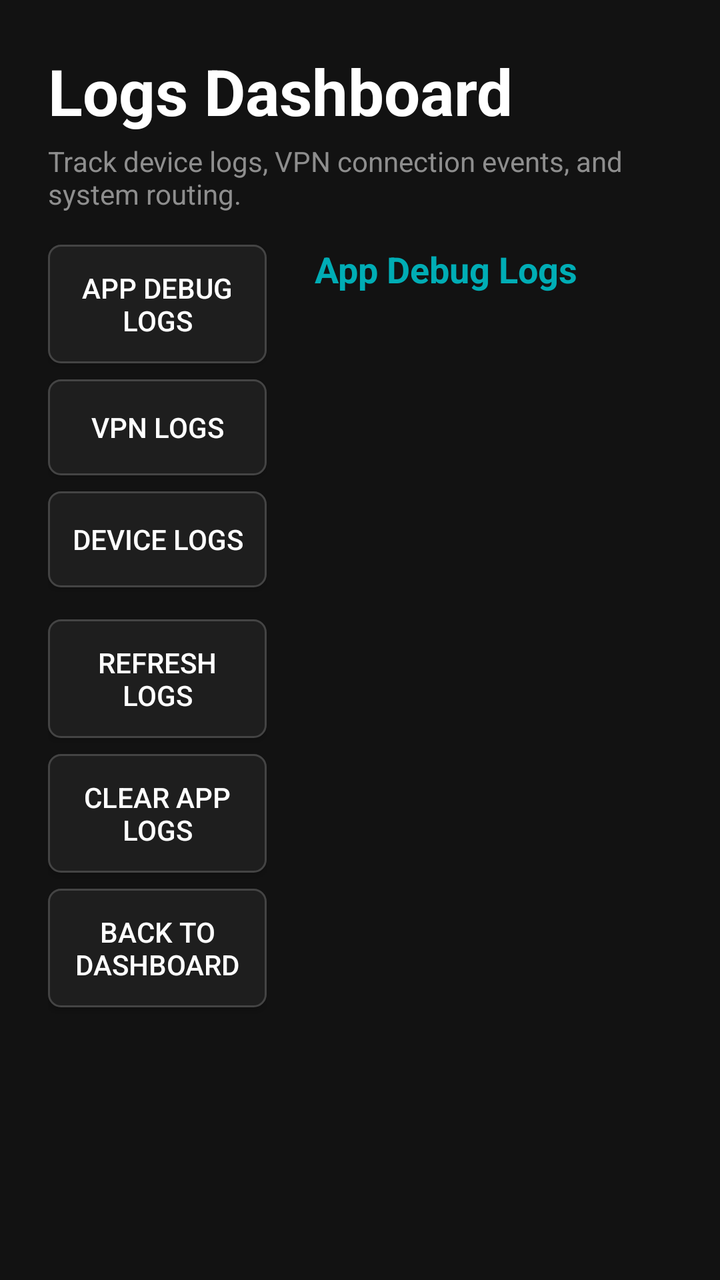
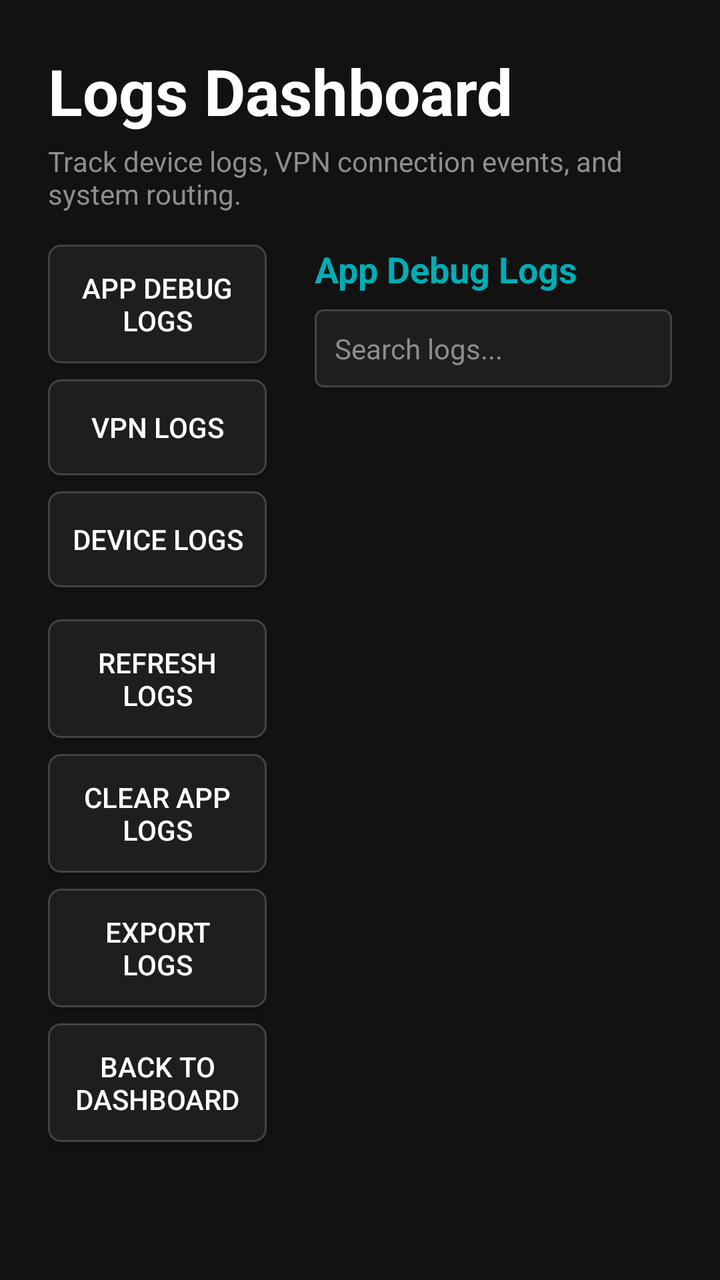

Screens rendered from an Android XML layout before and after an edit, with the pre-edit source and the edit as a unified diff.
<!-- AndroidManifest.xml: activity theme Theme.TunnelGuard -->
<!-- res/layout/activity_logs_dashboard.xml -->
<?xml version="1.0" encoding="utf-8"?>
<androidx.constraintlayout.widget.ConstraintLayout xmlns:android="http://schemas.android.com/apk/res/android"
    xmlns:app="http://schemas.android.com/apk/res-auto"
    xmlns:tools="http://tools.android.com/tools"
    android:layout_width="match_parent"
    android:layout_height="match_parent"
    android:background="@color/background_dark"
    android:padding="24dp">

    
    <TextView
        android:id="@+id/tv_logs_header"
        android:layout_width="wrap_content"
        android:layout_height="wrap_content"
        android:text="Logs Dashboard"
        android:textColor="@color/text_primary"
        android:textSize="32sp"
        android:textStyle="bold"
        app:layout_constraintStart_toStartOf="parent"
        app:layout_constraintTop_toTopOf="parent" />

    
    <TextView
        android:id="@+id/tv_logs_subtitle"
        android:layout_width="wrap_content"
        android:layout_height="wrap_content"
        android:layout_marginTop="4dp"
        android:text="Track device logs, VPN connection events, and system routing."
        android:textColor="@color/text_secondary"
        android:textSize="14sp"
        app:layout_constraintStart_toStartOf="parent"
        app:layout_constraintTop_toBottomOf="@id/tv_logs_header" />

    
    <ScrollView
        android:id="@+id/left_scroll"
        android:layout_width="0dp"
        android:layout_height="0dp"
        android:layout_marginTop="16dp"
        android:focusable="false"
        android:scrollbars="none"
        app:layout_constraintBottom_toBottomOf="parent"
        app:layout_constraintEnd_toStartOf="@+id/guideline_logs"
        app:layout_constraintStart_toStartOf="parent"
        app:layout_constraintTop_toBottomOf="@+id/tv_logs_subtitle">

        <LinearLayout
            android:layout_width="match_parent"
            android:layout_height="wrap_content"
            android:orientation="vertical">

            <Button
                android:id="@+id/btn_tab_app_logs"
                android:layout_width="match_parent"
                android:layout_height="wrap_content"
                android:background="@drawable/tv_button_selector"
                android:focusable="true"
                android:nextFocusDown="@+id/btn_tab_vpn_logs"
                android:nextFocusRight="@+id/rv_logs_list"
                android:padding="12dp"
                android:text="App Debug Logs"
                android:textColor="@color/text_primary"
                android:layout_marginBottom="8dp" />

            <Button
                android:id="@+id/btn_tab_vpn_logs"
                android:layout_width="match_parent"
                android:layout_height="wrap_content"
                android:background="@drawable/tv_button_selector"
                android:focusable="true"
                android:nextFocusUp="@+id/btn_tab_app_logs"
                android:nextFocusDown="@+id/btn_tab_device_logs"
                android:nextFocusRight="@+id/rv_logs_list"
                android:padding="12dp"
                android:text="VPN Logs"
                android:textColor="@color/text_primary"
                android:layout_marginBottom="8dp" />

            <Button
                android:id="@+id/btn_tab_device_logs"
                android:layout_width="match_parent"
                android:layout_height="wrap_content"
                android:background="@drawable/tv_button_selector"
                android:focusable="true"
                android:nextFocusUp="@+id/btn_tab_vpn_logs"
                android:nextFocusDown="@+id/btn_refresh"
                android:nextFocusRight="@+id/rv_logs_list"
                android:padding="12dp"
                android:text="Device Logs"
                android:textColor="@color/text_primary"
                android:layout_marginBottom="16dp" />

            <Button
                android:id="@+id/btn_refresh"
                android:layout_width="match_parent"
                android:layout_height="wrap_content"
                android:background="@drawable/tv_button_selector"
                android:focusable="true"
                android:nextFocusUp="@+id/btn_tab_device_logs"
                android:nextFocusDown="@+id/btn_clear_app_logs"
                android:nextFocusRight="@+id/rv_logs_list"
                android:padding="12dp"
                android:text="Refresh Logs"
                android:textColor="@color/text_primary"
                android:layout_marginBottom="8dp" />

            <Button
                android:id="@+id/btn_clear_app_logs"
                android:layout_width="match_parent"
                android:layout_height="wrap_content"
                android:background="@drawable/tv_button_selector"
                android:focusable="true"
                android:nextFocusUp="@+id/btn_refresh"
                android:nextFocusDown="@+id/btn_back"
                android:nextFocusRight="@+id/rv_logs_list"
                android:padding="12dp"
                android:text="Clear App Logs"
                android:textColor="@color/text_primary"
                android:layout_marginBottom="8dp" />

            <Button
                android:id="@+id/btn_back"
                android:layout_width="match_parent"
                android:layout_height="wrap_content"
                android:background="@drawable/tv_button_selector"
                android:focusable="true"
                android:nextFocusUp="@+id/btn_clear_app_logs"
                android:nextFocusRight="@+id/rv_logs_list"
                android:padding="12dp"
                android:text="Back to Dashboard"
                android:textColor="@color/text_primary"
                android:layout_marginBottom="16dp" />

        </LinearLayout>
    </ScrollView>

    
    <androidx.constraintlayout.widget.Guideline
        android:id="@+id/guideline_logs"
        android:layout_width="wrap_content"
        android:layout_height="wrap_content"
        android:orientation="vertical"
        app:layout_constraintGuide_percent="0.35" />

    
    <LinearLayout
        android:id="@+id/right_container"
        android:layout_width="0dp"
        android:layout_height="0dp"
        android:layout_marginStart="24dp"
        android:layout_marginTop="16dp"
        android:orientation="vertical"
        app:layout_constraintBottom_toBottomOf="parent"
        app:layout_constraintEnd_toEndOf="parent"
        app:layout_constraintStart_toEndOf="@+id/guideline_logs"
        app:layout_constraintTop_toBottomOf="@+id/tv_logs_subtitle">

        <TextView
            android:id="@+id/tv_active_tab_title"
            android:layout_width="wrap_content"
            android:layout_height="wrap_content"
            android:text="App Debug Logs"
            android:textColor="@color/focus_highlight"
            android:textSize="18sp"
            android:textStyle="bold" />

        <androidx.recyclerview.widget.RecyclerView
            android:id="@+id/rv_logs_list"
            android:layout_width="match_parent"
            android:layout_height="match_parent"
            android:layout_marginTop="12dp"
            android:focusable="true"
            android:nextFocusLeft="@+id/btn_tab_app_logs"
            tools:listitem="@layout/item_log" />

    </LinearLayout>

</androidx.constraintlayout.widget.ConstraintLayout>
<!-- res/layout/item_log.xml (included above) -->
<?xml version="1.0" encoding="utf-8"?>
<TextView xmlns:android="http://schemas.android.com/apk/res/android"
    android:id="@+id/tv_log_item"
    android:layout_width="match_parent"
    android:layout_height="wrap_content"
    android:padding="6dp"
    android:textColor="#DCDCDC"
    android:textSize="12sp"
    android:fontFamily="monospace"
    android:text="[2024-03-01 12:00:00] Service started." />
<!-- resources referenced by this layout -->
<resources>
  <color name="background_dark">#121212</color>
  <color name="focus_highlight">#00ADB5</color>
  <color name="text_primary">#FFFFFF</color>
  <color name="text_secondary">#8E8E8E</color>
  <!-- drawable tv_button_selector (drawable) -->
  <?xml version="1.0" encoding="utf-8"?>
  <selector xmlns:android="http://schemas.android.com/apk/res/android">
      
      <item android:state_pressed="true">
          <shape android:shape="rectangle">
              <solid android:color="@color/colorAccent" />
              <corners android:radius="6dp" />
          </shape>
      </item>
  
      
      <item android:state_focused="true">
          <shape android:shape="rectangle">
              <solid android:color="@color/focus_highlight" />
              <corners android:radius="6dp" />
              <stroke android:width="2dp" android:color="#FFFFFF" />
          </shape>
      </item>
  
      
      <item>
          <shape android:shape="rectangle">
              <solid android:color="@color/surface_dark" />
              <corners android:radius="6dp" />
              <stroke android:width="1dp" android:color="#444444" />
          </shape>
      </item>
  </selector>
  <style name="Theme.TunnelGuard" parent="Theme.AppCompat.NoActionBar">
          
          <item name="colorPrimary">@color/colorPrimary</item>
          <item name="colorPrimaryDark">@color/colorPrimaryDark</item>
          <item name="colorAccent">@color/colorAccent</item>
          <item name="android:windowBackground">@color/background_dark</item>
      </style>
  <color name="colorAccent">#E94560</color>
  <color name="surface_dark">#1E1E1E</color>
  <color name="colorPrimary">#1A1A2E</color>
  <color name="colorPrimaryDark">#16213E</color>
</resources>

<!-- the commit's change to res/layout/activity_logs_dashboard.xml (unified diff, before → after) -->
@@ -60,6 +60,7 @@
                 android:padding="12dp"
                 android:text="App Debug Logs"
                 android:textColor="@color/text_primary"
+                android:contentDescription="Tab for App Debug Logs"
                 android:layout_marginBottom="8dp" />
 
             <Button
@@ -74,6 +75,7 @@
                 android:padding="12dp"
                 android:text="VPN Logs"
                 android:textColor="@color/text_primary"
+                android:contentDescription="Tab for VPN Logs"
                 android:layout_marginBottom="8dp" />
 
             <Button
@@ -88,6 +90,7 @@
                 android:padding="12dp"
                 android:text="Device Logs"
                 android:textColor="@color/text_primary"
+                android:contentDescription="Tab for Device Logs"
                 android:layout_marginBottom="16dp" />
 
             <Button
@@ -102,6 +105,7 @@
                 android:padding="12dp"
                 android:text="Refresh Logs"
                 android:textColor="@color/text_primary"
+                android:contentDescription="Refresh logs button"
                 android:layout_marginBottom="8dp" />
 
             <Button
@@ -111,11 +115,27 @@
                 android:background="@drawable/tv_button_selector"
                 android:focusable="true"
                 android:nextFocusUp="@+id/btn_refresh"
+                android:nextFocusDown="@+id/btn_export_logs"
+                android:nextFocusRight="@+id/rv_logs_list"
+                android:padding="12dp"
+                android:text="Clear App Logs"
+                android:textColor="@color/text_primary"
+                android:contentDescription="Clear app logs button"
+                android:layout_marginBottom="8dp" />
+
+            <Button
+                android:id="@+id/btn_export_logs"
+                android:layout_width="match_parent"
+                android:layout_height="wrap_content"
+                android:background="@drawable/tv_button_selector"
+                android:focusable="true"
+                android:nextFocusUp="@+id/btn_clear_app_logs"
                 android:nextFocusDown="@+id/btn_back"
                 android:nextFocusRight="@+id/rv_logs_list"
                 android:padding="12dp"
-                android:text="Clear App Logs"
-                android:textColor="@color/text_primary"
+                android:text="Export Logs"
+                android:textColor="@color/text_primary"
+                android:contentDescription="Export logs to file button"
                 android:layout_marginBottom="8dp" />
 
             <Button
@@ -124,11 +144,12 @@
                 android:layout_height="wrap_content"
                 android:background="@drawable/tv_button_selector"
                 android:focusable="true"
-                android:nextFocusUp="@+id/btn_clear_app_logs"
+                android:nextFocusUp="@+id/btn_export_logs"
                 android:nextFocusRight="@+id/rv_logs_list"
                 android:padding="12dp"
                 android:text="Back to Dashboard"
                 android:textColor="@color/text_primary"
+                android:contentDescription="Go back to Dashboard button"
                 android:layout_marginBottom="16dp" />
 
         </LinearLayout>
@@ -163,6 +184,25 @@
             android:textColor="@color/focus_highlight"
             android:textSize="18sp"
             android:textStyle="bold" />
+
+        <EditText
+            android:id="@+id/et_log_search"
+            android:layout_width="match_parent"
+            android:layout_height="wrap_content"
+            android:layout_marginTop="8dp"
+            android:background="@drawable/tv_input_selector"
+            android:hint="Search logs..."
+            android:textColor="@color/text_primary"
+            android:textColorHint="@color/text_secondary"
+            android:textSize="14sp"
+            android:padding="10dp"
+            android:focusable="true"
+            android:clickable="true"
+            android:singleLine="true"
+            android:inputType="text"
+            android:contentDescription="Search filter for log messages"
+            android:nextFocusLeft="@+id/btn_tab_app_logs"
+            android:nextFocusDown="@+id/rv_logs_list" />
 
         <androidx.recyclerview.widget.RecyclerView
             android:id="@+id/rv_logs_list"
<!-- resource entries referenced after the edit -->
@@ -33,6 +33,24 @@
           </shape>
       </item>
   </selector>
+  <!-- drawable tv_input_selector (drawable) -->
+  <?xml version="1.0" encoding="utf-8"?>
+  <selector xmlns:android="http://schemas.android.com/apk/res/android">
+      <item android:state_focused="true">
+          <shape android:shape="rectangle">
+              <solid android:color="#2A2A3E" />
+              <stroke android:width="2dp" android:color="@color/focus_highlight" />
+              <corners android:radius="4dp" />
+          </shape>
+      </item>
+      <item>
+          <shape android:shape="rectangle">
+              <solid android:color="@color/surface_dark" />
+              <stroke android:width="1dp" android:color="#444444" />
+              <corners android:radius="4dp" />
+          </shape>
+      </item>
+  </selector>
   <style name="Theme.TunnelGuard" parent="Theme.AppCompat.NoActionBar">
           
           <item name="colorPrimary">@color/colorPrimary</item>
